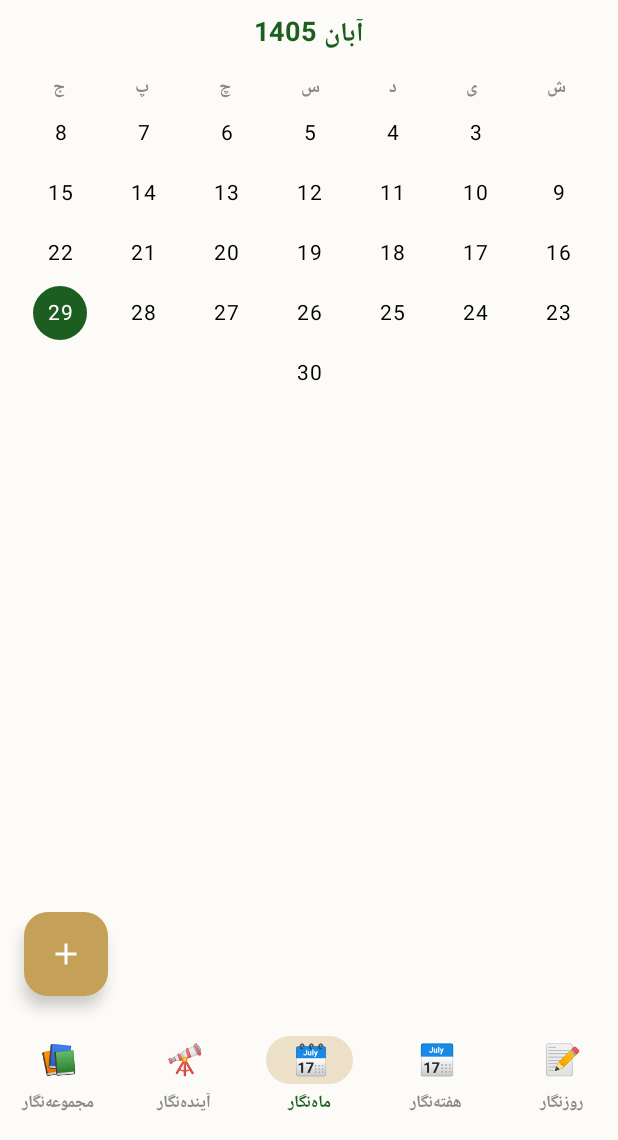
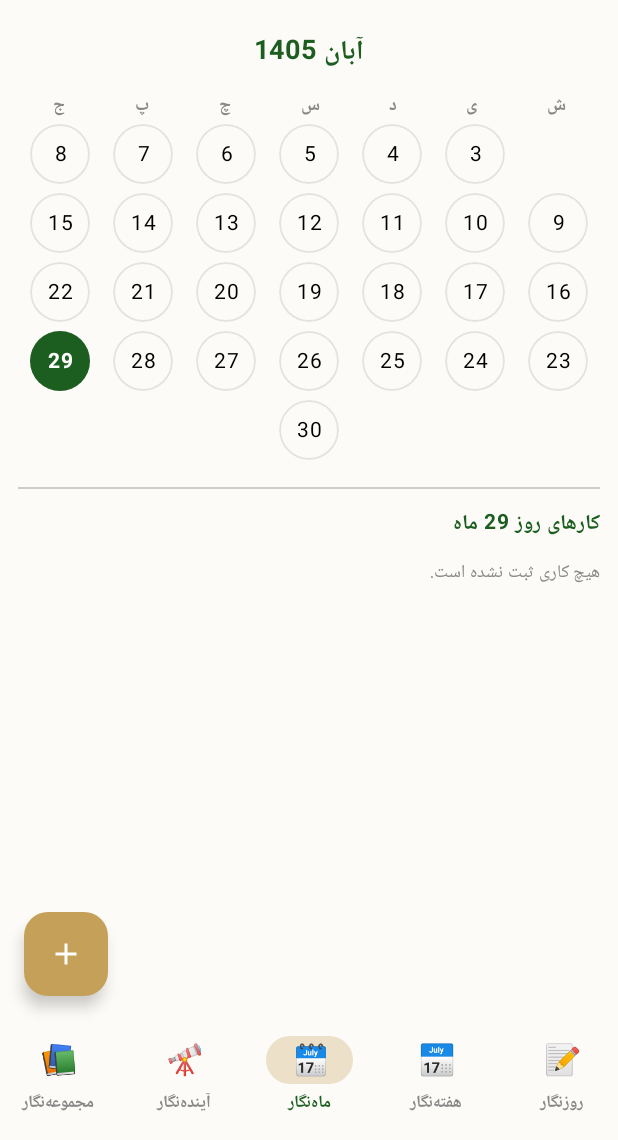
Before and after one commit to ebadariyan-bit/bolt-journal, an Android app built with Jetpack Compose: the screen it shows after launch (MainActivity), item 3 of the bottom bar chosen, on a phone screen of 412 x 824 dp, the part 96-1236 px from its top. Run offline under Robolectric (Android 15) with nearby library versions, the phone set to English and light mode, and no system bars; our stand-ins replace Room's generated code.

Commit message:
Refactor MainActivity and update task handling

```diff
--- a/app/src/main/java/ir/boltjournal/app/MainActivity.kt
+++ b/app/src/main/java/ir/boltjournal/app/MainActivity.kt
@@ -33,11 +33,10 @@ val DarkEmerald = Color(0xFF1B5E20)
 val Cream = Color(0xFFFDFBF7)
 val Gold = Color(0xFFC5A059)
 
-// رنگ‌های آیزنهاور
-val EisenhowerRed = Color(0xFFE53935)    // مهم و فوری
-val EisenhowerGreen = Color(0xFF43A047)  // مهم و غیرفوری
-val EisenhowerOrange = Color(0xFFFB8C00) // غیرمهم و فوری
-val EisenhowerGray = Color(0xFF757575)   // غیرمهم و غیرفوری
+val EisenhowerRed = Color(0xFFE53935)
+val EisenhowerGreen = Color(0xFF43A047)
+val EisenhowerOrange = Color(0xFFFB8C00)
+val EisenhowerGray = Color(0xFF757575)
 
 class MainActivity : ComponentActivity() {
     override fun onCreate(savedInstanceState: Bundle?) {
@@ -64,11 +63,15 @@ fun MainScreen() {
     val taskDao = db.taskDao()
     val tasks by taskDao.getAllTasks().collectAsState(initial = emptyList())
 
+    // وضعیت‌های مربوط به انتخاب روز در هفته و ماه
+    val weekDaysList = listOf("شنبه", "یکشنبه", "دوشنبه", "سه‌شنبه", "چهارشنبه", "پنجشنبه", "جمعه")
+    var selectedWeekDay by remember { mutableStateOf(weekDaysList[0]) }
+    var selectedMonthDay by remember { mutableStateOf(PersianDate.getDayOfMonthNumber()) }
+
     var showDialog by remember { mutableStateOf(false) }
     var newTaskTitle by remember { mutableStateOf("") }
     var newTaskPriority by remember { mutableStateOf("GRAY") }
-    var newTaskRecurrence by remember { mutableStateOf("NONE") }
-    var newTaskDateString by remember { mutableStateOf("") } // فقط برای آینده‌نگار
+    var newTaskDateString by remember { mutableStateOf("") }
     var newTaskReminderDays by remember { mutableStateOf("0") }
 
     val scope = rememberCoroutineScope()
@@ -85,7 +88,6 @@ fun MainScreen() {
                 onClick = {
                     newTaskTitle = ""
                     newTaskPriority = "GRAY"
-                    newTaskRecurrence = "NONE"
                     newTaskDateString = ""
                     newTaskReminderDays = "0"
                     showDialog = true
@@ -113,8 +115,8 @@ fun MainScreen() {
     ) { paddingValues ->
         when (selectedItem) {
             0 -> DailyLogScreen(paddingValues, tasks, taskDao)
-            1 -> WeeklyLogScreen(paddingValues, tasks, taskDao)
-            2 -> MonthlyLogScreen(paddingValues, tasks, taskDao)
+            1 -> WeeklyLogScreen(paddingValues, tasks, taskDao, weekDaysList, selectedWeekDay) { selectedWeekDay = it }
+            2 -> MonthlyLogScreen(paddingValues, tasks, taskDao, selectedMonthDay) { selectedMonthDay = it }
             3 -> FutureLogScreen(paddingValues, tasks, taskDao)
             else -> Box(modifier = Modifier.fillMaxSize().padding(paddingValues), contentAlignment = Alignment.Center) {
                 Text("مجموعه‌نگار به زودی...", fontSize = 18.sp, color = DarkEmerald)
@@ -125,30 +127,30 @@ fun MainScreen() {
     if (showDialog) {
         AlertDialog(
             onDismissRequest = { showDialog = false },
-            title = { Text("افزودن کار", fontWeight = FontWeight.Bold, color = DarkEmerald) },
+            title = { Text("افزودن کار جدید", fontWeight = FontWeight.Bold, color = DarkEmerald) },
             text = {
                 Column(modifier = Modifier.heightIn(max = 500.dp)) {
-                    OutlinedTextField(value = newTaskTitle, onValueChange = { newTaskTitle = it }, label = { Text("عنوان") }, singleLine = true)
-                    Spacer(modifier = Modifier.height(8.dp))
+                    OutlinedTextField(value = newTaskTitle, onValueChange = { newTaskTitle = it }, label = { Text("عنوان کار") }, singleLine = true)
+                    Spacer(modifier = Modifier.height(12.dp))
 
-                    Text("اولویت (آیزنهاور):", fontSize = 12.sp)
-                    Row(horizontalArrangement = Arrangement.spacedBy(4.dp)) {
-                        listOf("RED" to EisenhowerRed, "GREEN" to EisenhowerGreen, "ORANGE" to EisenhowerOrange, "GRAY" to EisenhowerGray).forEach { (p, c) ->
-                            Box(modifier = Modifier.size(30.dp).clip(CircleShape).background(c).border(2.dp, if (newTaskPriority == p) Color.Black else Color.Transparent, CircleShape).clickable { newTaskPriority = p })
+                    // نمایش رنگ‌ها فقط در صفحه روزنگار
+                    if (selectedItem == 0) {
+                        Text("اولویت (آیزنهاور):", fontSize = 12.sp, color = Color.Gray)
+                        Row(horizontalArrangement = Arrangement.spacedBy(8.dp), modifier = Modifier.padding(vertical = 4.dp)) {
+                            listOf("RED" to EisenhowerRed, "GREEN" to EisenhowerGreen, "ORANGE" to EisenhowerOrange, "GRAY" to EisenhowerGray).forEach { (p, c) ->
+                                Box(modifier = Modifier.size(30.dp).clip(CircleShape).background(c).border(2.dp, if (newTaskPriority == p) Color.Black else Color.Transparent, CircleShape).clickable { newTaskPriority = p })
+                            }
                         }
                     }
-
-                    Spacer(modifier = Modifier.height(8.dp))
-                    Text("تکرار در:", fontSize = 12.sp)
-                    Row(horizontalArrangement = Arrangement.spacedBy(8.dp)) {
-                        FilterChip(selected = newTaskRecurrence == "NONE", onClick = { newTaskRecurrence = "NONE" }, label = { Text("بدون تکرار") })
-                        FilterChip(selected = newTaskRecurrence == "WEEKLY", onClick = { newTaskRecurrence = "WEEKLY" }, label = { Text("هفتگی") })
-                        FilterChip(selected = newTaskRecurrence == "MONTHLY", onClick = { newTaskRecurrence = "MONTHLY" }, label = { Text("ماهانه") })
+                    // راهنمای تکرار خودکار در هفته و ماه
+                    else if (selectedItem == 1) {
+                        Text("این کار به صورت خودکار هر هفته در روز «$selectedWeekDay» تکرار می‌شود.", fontSize = 12.sp, color = DarkEmerald)
+                    } else if (selectedItem == 2) {
+                        Text("این کار به صورت خودکار هر ماه در روز «$selectedMonthDay» تکرار می‌شود.", fontSize = 12.sp, color = DarkEmerald)
                     }
-
-                    if (selectedItem == 3) { // فقط برای آینده‌نگار
-                        Spacer(modifier = Modifier.height(8.dp))
-                        OutlinedTextField(value = newTaskDateString, onValueChange = { newTaskDateString = it }, label = { Text("تاریخ آینده (1405/12/25)") }, singleLine = true)
+                    // تنظیمات مخصوص آینده‌نگار
+                    else if (selectedItem == 3) {
+                        OutlinedTextField(value = newTaskDateString, onValueChange = { newTaskDateString = it }, label = { Text("تاریخ آینده (مثلا 1405/12/25)") }, singleLine = true)
                         Spacer(modifier = Modifier.height(8.dp))
                         OutlinedTextField(value = newTaskReminderDays, onValueChange = { newTaskReminderDays = it }, label = { Text("یادآور چند روز قبل (0=بدون یادآور)") }, singleLine = true)
                     }
@@ -158,12 +160,14 @@ fun MainScreen() {
                 TextButton(onClick = {
                     if (newTaskTitle.isNotBlank()) {
                         scope.launch {
-                            val recVal = if (newTaskRecurrence == "WEEKLY") PersianDate.getDayOfWeekName() else if (newTaskRecurrence == "MONTHLY") PersianDate.getDayOfMonthNumber() else ""
+                            val recType = when(selectedItem) { 1 -> "WEEKLY"; 2 -> "MONTHLY"; else -> "NONE" }
+                            val recValue = when(selectedItem) { 1 -> selectedWeekDay; 2 -> selectedMonthDay; else -> "" }
+
                             taskDao.insertTask(TaskEntity(
                                 title = newTaskTitle,
                                 priority = newTaskPriority,
-                                recurrenceType = newTaskRecurrence,
-                                recurrenceValue = recVal,
+                                recurrenceType = recType,
+                                recurrenceValue = recValue,
                                 dateString = newTaskDateString,
                                 reminderDays = newTaskReminderDays.toIntOrNull() ?: 0
                             ))
@@ -185,30 +189,32 @@ fun DailyLogScreen(paddingValues: PaddingValues, tasks: List<TaskEntity>, taskDa
     val todayDayOfMonth = PersianDate.getDayOfMonthNumber()
     val occasion = PersianDate.getOccasion()
 
-    // فیلتر کردن کارهای امروز (تاریخ دقیق، هفتگی امروز، ماهانه امروز، یا آینده‌نگاری که رسیده)
+    // فیلتر کردن کارهای امروز
     val todayTasks = tasks.filter {
-        it.dateString == currentDate ||
+        it.recurrenceType == "NONE" ||
         (it.recurrenceType == "WEEKLY" && it.recurrenceValue == todayDayOfWeek) ||
-        (it.recurrenceType == "MONTHLY" && it.recurrenceValue == todayDayOfMonth) ||
-        (it.dateString.isNotEmpty() && it.dateString == currentDate)
+        (it.recurrenceType == "MONTHLY" && it.recurrenceValue == todayDayOfMonth)
     }
 
-    // مرتب سازی بر اساس آیزنهاور
     val priorityOrder = mapOf("RED" to 1, "GREEN" to 2, "ORANGE" to 3, "GRAY" to 4)
     val sortedTasks = todayTasks.sortedBy { priorityOrder[it.priority] ?: 5 }
 
-    LazyColumn(modifier = Modifier.fillMaxSize().padding(paddingValues).padding(horizontal = 12.dp), verticalArrangement = Arrangement.spacedBy(8.dp)) {
+    LazyColumn(
+        modifier = Modifier.fillMaxSize().padding(paddingValues),
+        contentPadding = PaddingValues(start = 12.dp, end = 12.dp, top = 12.dp, bottom = 80.dp), // فاصله از پایین برای دکمه +
+        verticalArrangement = Arrangement.spacedBy(8.dp)
+    ) {
         item {
             Card(
-                modifier = Modifier.fillMaxWidth().padding(top = 8.dp),
+                modifier = Modifier.fillMaxWidth(),
                 colors = CardDefaults.cardColors(containerColor = DarkEmerald),
                 shape = RoundedCornerShape(12.dp)
             ) {
-                Column(modifier = Modifier.padding(12.dp).fillMaxWidth(), horizontalAlignment = Alignment.CenterHorizontally) {
-                    Text("امروز", color = Gold, fontSize = 12.sp, fontWeight = FontWeight.Bold)
+                Column(modifier = Modifier.padding(16.dp).fillMaxWidth(), horizontalAlignment = Alignment.CenterHorizontally) {
+                    Text("امروز", color = Gold, fontSize = 14.sp, fontWeight = FontWeight.Bold)
                     Text(currentDate, color = Color.White, fontSize = 18.sp, fontWeight = FontWeight.Bold)
                     if (occasion.isNotEmpty()) {
-                        Text("مناسبت: $occasion", color = Gold, fontSize = 12.sp)
+                        Text("مناسبت: $occasion", color = Gold, fontSize = 12.sp, modifier = Modifier.padding(top = 4.dp))
                     }
                 }
             }
@@ -218,91 +224,50 @@ fun DailyLogScreen(paddingValues: PaddingValues, tasks: List<TaskEntity>, taskDa
             item { Box(modifier = Modifier.fillMaxWidth().padding(32.dp), contentAlignment = Alignment.Center) { Text("هیچ کاری ثبت نشده است.", color = Color.Gray) } }
         } else {
             items(sortedTasks) { task ->
-                CompactTaskItem(task, taskDao, scope, onPostpone = {
-                    scope.launch {
-                        // موکول کردن به فردا (با تغییر تاریخ)
-                        taskDao.updateTask(task.copy(dateString = "فردا")) // برای سادگی فعلا متن فردا ذخیره می‌شود
-                    }
-                })
+                CompactTaskItem(task, taskDao, scope, showPriority = true)
             }
         }
     }
 }
 
 @Composable
-fun WeeklyLogScreen(paddingValues: PaddingValues, tasks: List<TaskEntity>, taskDao: TaskDao) {
+fun WeeklyLogScreen(
+    paddingValues: PaddingValues,
+    tasks: List<TaskEntity>,
+    taskDao: TaskDao,
+    weekDaysList: List<String>,
+    selectedDay: String,
+    onDaySelected: (String) -> Unit
+) {
     val scope = rememberCoroutineScope()
-    val weekDays = listOf("شنبه", "یکشنبه", "دوشنبه", "سه‌شنبه", "چهارشنبه", "پنجشنبه", "جمعه")
 
-    LazyColumn(modifier = Modifier.fillMaxSize().padding(paddingValues).padding(horizontal = 12.dp)) {
-        weekDays.forEach { day ->
+    LazyColumn(
+        modifier = Modifier.fillMaxSize().padding(paddingValues),
+        contentPadding = PaddingValues(start = 12.dp, end = 12.dp, top = 12.dp, bottom = 80.dp)
+    ) {
+        weekDaysList.forEach { day ->
             item {
-                Card(modifier = Modifier.fillMaxWidth().padding(vertical = 4.dp), colors = CardDefaults.cardColors(containerColor = Color.White), elevation = CardDefaults.cardElevation(1.dp)) {
-                    Column(modifier = Modifier.padding(8.dp)) {
+                Card(
+                    modifier = Modifier.fillMaxWidth().padding(vertical = 4.dp),
+                    colors = CardDefaults.cardColors(
+                        containerColor = if (selectedDay == day) Cream else Color.White
+                    ),
+                    border = if (selectedDay == day) androidx.compose.foundation.BorderStroke(2.dp, DarkEmerald) else null,
+                    elevation = CardDefaults.cardElevation(1.dp),
+                    shape = RoundedCornerShape(8.dp)
+                ) {
+                    Column(
+                        modifier = Modifier
+                            .clickable { onDaySelected(day) }
+                            .padding(8.dp)
+                    ) {
                         Text(day, fontWeight = FontWeight.Bold, color = DarkEmerald, fontSize = 14.sp)
+
                         val dayTasks = tasks.filter { it.recurrenceType == "WEEKLY" && it.recurrenceValue == day }
-                        if (dayTasks.isEmpty()) Text("خالی", fontSize = 12.sp, color = Color.Gray)
-                        else dayTasks.forEach { task -> CompactTaskItem(task, taskDao, scope) }
-                    }
-                }
-            }
-        }
-    }
-}
-
-@Composable
-fun MonthlyLogScreen(paddingValues: PaddingValues, tasks: List<TaskEntity>, taskDao: TaskDao) {
-    val scope = rememberCoroutineScope()
-    val monthGrid = remember { PersianDate.getCurrentMonthGrid() }
-    val monthYear = remember { PersianDate.getCurrentMonthYear() }
-    val weekDays = listOf("ش", "ی", "د", "س", "چ", "پ", "ج")
-
-    LazyColumn(modifier = Modifier.fillMaxSize().padding(paddingValues).padding(horizontal = 12.dp)) {
-        item {
-            Text(monthYear, fontSize = 18.sp, fontWeight = FontWeight.Bold, color = DarkEmerald, modifier = Modifier.fillMaxWidth().padding(vertical = 8.dp), textAlign = TextAlign.Center)
-            Row(modifier = Modifier.fillMaxWidth(), horizontalArrangement = Arrangement.SpaceAround) {
-                weekDays.forEach { Text(it, fontWeight = FontWeight.Bold, color = Color.Gray, fontSize = 12.sp) }
-            }
-        }
-        item {
-            // گرید تقویم به صورت فشرده
-            Column {
-                monthGrid.chunked(7).forEach { week ->
-                    Row(modifier = Modifier.fillMaxWidth(), horizontalArrangement = Arrangement.SpaceAround) {
-                        week.forEach { dayInfo ->
-                            if (dayInfo == null) Box(modifier = Modifier.size(36.dp))
-                            else {
-                                val hasTasks = tasks.any { it.recurrenceType == "MONTHLY" && it.recurrenceValue == dayInfo.first.toString() }
-                                Box(modifier = Modifier.size(36.dp).clip(CircleShape).background(if (dayInfo.first.toString() == PersianDate.getDayOfMonthNumber()) DarkEmerald else Color.Transparent), contentAlignment = Alignment.Center) {
-                                    Text(dayInfo.first.toString(), color = if (dayInfo.first.toString() == PersianDate.getDayOfMonthNumber()) Color.White else Color.Black, fontSize = 14.sp)
-                                    if (hasTasks) Box(modifier = Modifier.size(4.dp).background(Gold, CircleShape).align(Alignment.BottomCenter).padding(bottom = 2.dp))
-                                }
-                            }
-                        }
-                    }
-                    Spacer(modifier = Modifier.height(4.dp))
-                }
-            }
-        }
-    }
-}
-
-@Composable
-fun FutureLogScreen(paddingValues: PaddingValues, tasks: List<TaskEntity>, taskDao: TaskDao) {
-    val scope = rememberCoroutineScope()
-    val futureTasks = tasks.filter { it.dateString.isNotEmpty() && it.dateString != PersianDate.getCurrentPersianDate() }.sortedBy { it.dateString }
-
-    LazyColumn(modifier = Modifier.fillMaxSize().padding(paddingValues).padding(horizontal = 12.dp)) {
-        if (futureTasks.isEmpty()) {
-            item { Text("برنامه‌ای برای آینده ثبت نشده است.", color = Color.Gray, modifier = Modifier.padding(16.dp)) }
-        } else {
-            val grouped = futureTasks.groupBy { it.dateString }
-            grouped.forEach { (date, dateTasks) ->
-                item {
-                    Card(modifier = Modifier.fillMaxWidth().padding(vertical = 4.dp), colors = CardDefaults.cardColors(containerColor = Cream)) {
-                        Column(modifier = Modifier.padding(8.dp)) {
-                            Text(date, fontWeight = FontWeight.Bold, color = DarkEmerald, fontSize = 14.sp)
-                            dateTasks.forEach { task -> CompactTaskItem(task, taskDao, scope) }
+                        if (dayTasks.isEmpty()) {
+                            Text("خالی", fontSize = 12.sp, color = Color.Gray, modifier = Modifier.padding(top = 4.dp))
+                        } else {
+                            dayTasks.forEach { task -> CompactTaskItem(task, taskDao, scope, showPriority = false) }
                         }
                     }
                 }
@@ -312,7 +277,109 @@ fun FutureLogScreen(paddingValues: PaddingValues, tasks: List<TaskEntity>, taskD
 }
 
 @Composable
-fun CompactTaskItem(task: TaskEntity, taskDao: TaskDao, scope: kotlinx.coroutines.CoroutineScope, onPostpone: () -> Unit = {}) {
+fun MonthlyLogScreen(
+    paddingValues: PaddingValues,
+    tasks: List<TaskEntity>,
+    taskDao: TaskDao,
+    selectedDay: String,
+    onDaySelected: (String) -> Unit
+) {
+    val scope = rememberCoroutineScope()
+    val monthGrid = remember { PersianDate.getCurrentMonthGrid() }
+    val monthYear = remember { PersianDate.getCurrentMonthYear() }
+    val weekDays = listOf("ش", "ی", "د", "س", "چ", "پ", "ج")
+
+    LazyColumn(
+        modifier = Modifier.fillMaxSize().padding(paddingValues),
+        contentPadding = PaddingValues(start = 12.dp, end = 12.dp, top = 12.dp, bottom = 80.dp)
+    ) {
+        item {
+            Text(monthYear, fontSize = 18.sp, fontWeight = FontWeight.Bold, color = DarkEmerald, modifier = Modifier.fillMaxWidth().padding(vertical = 8.dp), textAlign = TextAlign.Center)
+            Row(modifier = Modifier.fillMaxWidth(), horizontalArrangement = Arrangement.SpaceAround) {
+                weekDays.forEach { Text(it, fontWeight = FontWeight.Bold, color = Color.Gray, fontSize = 12.sp) }
+            }
+        }
+        item {
+            Column {
+                monthGrid.chunked(7).forEach { week ->
+                    Row(modifier = Modifier.fillMaxWidth(), horizontalArrangement = Arrangement.SpaceAround) {
+                        week.forEach { dayInfo ->
+                            if (dayInfo == null) {
+                                Box(modifier = Modifier.size(40.dp))
+                            } else {
+                                val dayStr = dayInfo.first.toString()
+                                val isSelected = dayStr == selectedDay
+                                val hasTasks = tasks.any { it.recurrenceType == "MONTHLY" && it.recurrenceValue == dayStr }
+
+                                Box(
+                                    modifier = Modifier
+                                        .size(40.dp)
+                                        .clip(CircleShape)
+                                        .background(if (isSelected) DarkEmerald else Color.Transparent)
+                                        .border(if (isSelected) 0.dp else 1.dp, if (isSelected) Color.Transparent else Color.LightGray.copy(alpha=0.5f), CircleShape)
+                                        .clickable { onDaySelected(dayStr) },
+                                    contentAlignment = Alignment.Center
+                                ) {
+                                    Text(dayStr, color = if (isSelected) Color.White else Color.Black, fontSize = 14.sp, fontWeight = if (isSelected) FontWeight.Bold else FontWeight.Normal)
+                                    if (hasTasks) {
+                                        Box(modifier = Modifier.size(5.dp).background(Gold, CircleShape).align(Alignment.BottomCenter).padding(bottom = 4.dp))
+                                    }
+                                }
+                            }
+                        }
+                    }
+                    Spacer(modifier = Modifier.height(6.dp))
+                }
+            }
+        }
+
+        item {
+            Divider(modifier = Modifier.padding(vertical = 12.dp), color = Color.LightGray)
+            Text("کارهای روز $selectedDay ماه", fontWeight = FontWeight.Bold, color = DarkEmerald, fontSize = 14.sp)
+        }
+
+        val monthDayTasks = tasks.filter { it.recurrenceType == "MONTHLY" && it.recurrenceValue == selectedDay }
+        if (monthDayTasks.isEmpty()) {
+            item { Text("هیچ کاری ثبت نشده است.", color = Color.Gray, fontSize = 12.sp, modifier = Modifier.padding(top = 8.dp)) }
+        } else {
+            items(monthDayTasks) { task ->
+                CompactTaskItem(task, taskDao, scope, showPriority = false)
+            }
+        }
+    }
+}
+
+@Composable
+fun FutureLogScreen(paddingValues: PaddingValues, tasks: List<TaskEntity>, taskDao: TaskDao) {
+    val scope = rememberCoroutineScope()
+    val futureTasks = tasks.filter { it.dateString.isNotEmpty() }.sortedBy { it.dateString }
+
+    LazyColumn(
+        modifier = Modifier.fillMaxSize().padding(paddingValues),
+        contentPadding = PaddingValues(start = 12.dp, end = 12.dp, top = 12.dp, bottom = 80.dp)
+    ) {
+        if (futureTasks.isEmpty()) {
+            item { Text("برنامه‌ای برای آینده ثبت نشده است.", color = Color.Gray, modifier = Modifier.padding(16.dp)) }
+        } else {
+            val grouped = futureTasks.groupBy { it.dateString }
+            grouped.forEach { (date, dateTasks) ->
+                item {
+                    Card(modifier = Modifier.fillMaxWidth().padding(vertical = 4.dp), colors = CardDefaults.cardColors(containerColor = Cream), shape = RoundedCornerShape(8.dp)) {
+                        Column(modifier = Modifier.padding(8.dp)) {
+                            Text(date, fontWeight = FontWeight.Bold, color = DarkEmerald, fontSize = 14.sp)
+                            dateTasks.forEach { task ->
+                                CompactTaskItem(task, taskDao, scope, showPriority = false)
+                            }
+                        }
+                    }
+                }
+            }
+        }
+    }
+}
+
+@Composable
+fun CompactTaskItem(task: TaskEntity, taskDao: TaskDao, scope: kotlinx.coroutines.CoroutineScope, showPriority: Boolean) {
     val color = when(task.priority) {
         "RED" -> EisenhowerRed
         "GREEN" -> EisenhowerGreen
@@ -327,16 +394,21 @@ fun CompactTaskItem(task: TaskEntity, taskDao: TaskDao, scope: kotlinx.coroutine
         shape = RoundedCornerShape(6.dp)
     ) {
         Row(modifier = Modifier.padding(horizontal = 8.dp, vertical = 4.dp).fillMaxWidth(), verticalAlignment = Alignment.CenterVertically) {
-            Box(modifier = Modifier.size(8.dp).background(color, CircleShape)) // نشانگر رنگ آیزنهاور
-            Spacer(modifier = Modifier.width(8.dp))
+            if (showPriority) {
+                Box(modifier = Modifier.size(8.dp).background(color, CircleShape))
+                Spacer(modifier = Modifier.width(8.dp))
+            }
             Text(
                 text = task.title, fontSize = 14.sp, color = if (task.isCompleted) Color.Gray else Color.Black,
                 textDecoration = if (task.isCompleted) TextDecoration.LineThrough else TextDecoration.None,
                 modifier = Modifier.weight(1f)
             )
-            IconButton(onClick = onPostpone, modifier = Modifier.size(24.dp)) { Icon(Icons.Default.ArrowForward, "موکول", tint = Color.Blue, modifier = Modifier.size(16.dp)) }
-            IconButton(onClick = { scope.launch { taskDao.updateTask(task.copy(isCompleted = !task.isCompleted)) } }, modifier = Modifier.size(24.dp)) { Icon(Icons.Default.Check, "انجام", tint = if (task.isCompleted) Color.Green else Color.LightGray, modifier = Modifier.size(16.dp)) }
-            IconButton(onClick = { scope.launch { taskDao.deleteTask(task) } }, modifier = Modifier.size(24.dp)) { Icon(Icons.Default.Delete, "حذف", tint = Color.Red, modifier = Modifier.size(16.dp)) }
+            IconButton(onClick = { scope.launch { taskDao.updateTask(task.copy(isCompleted = !task.isCompleted)) } }, modifier = Modifier.size(28.dp)) {
+                Icon(Icons.Default.Check, "انجام", tint = if (task.isCompleted) Color.Green else Color.LightGray, modifier = Modifier.size(18.dp))
+            }
+            IconButton(onClick = { scope.launch { taskDao.deleteTask(task) } }, modifier = Modifier.size(28.dp)) {
+                Icon(Icons.Default.Delete, "حذف", tint = Color.Red, modifier = Modifier.size(18.dp))
+            }
         }
     }
 }
```
